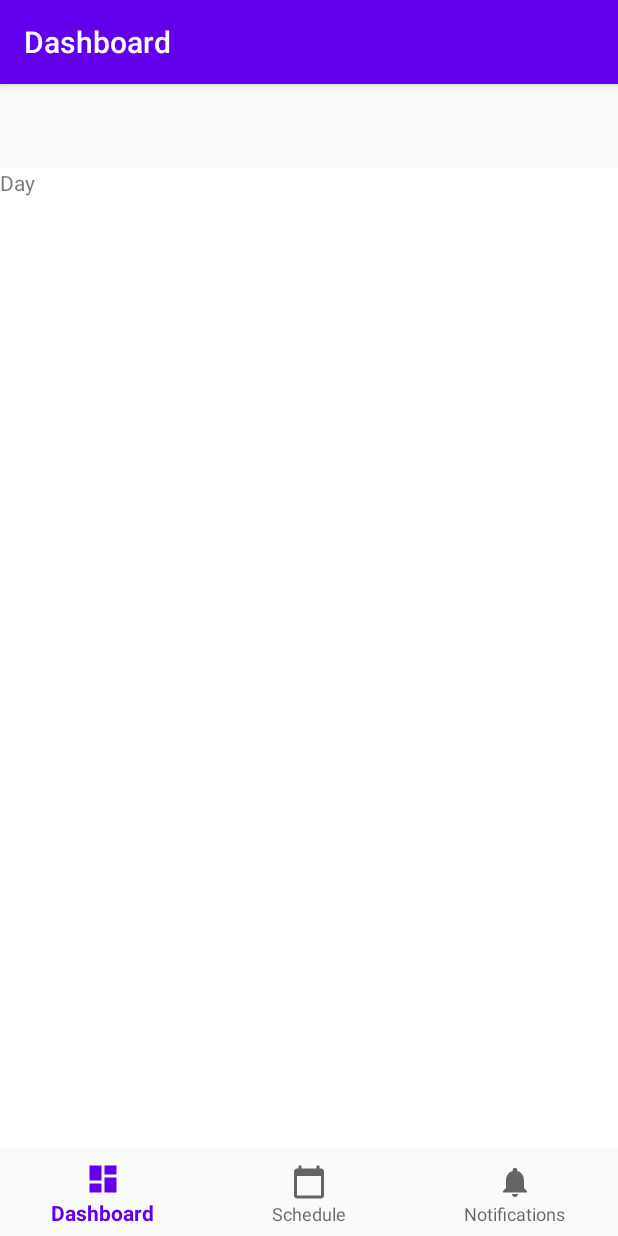
After one commit to rhyzue/Motion, an Android app: the fragment DayFragment placed in its activity, on a phone screen of 412 x 824 dp. The commit adds this screen. Run offline under Robolectric (Android 15) with nearby library versions, the phone set to English and light mode, and no system bars; our stand-ins replace navigation-ui.

Commit message:
add fragments for day and week views

```diff
--- /dev/null
+++ b/app/src/main/java/com/rhyzue/motion/ui/schedule/day/DayFragment.kt
@@ -0,0 +1,34 @@
+package com.rhyzue.motion.ui.schedule.day
+
+import androidx.lifecycle.ViewModelProviders
+import android.os.Bundle
+import androidx.fragment.app.Fragment
+import android.view.LayoutInflater
+import android.view.View
+import android.view.ViewGroup
+import androidx.lifecycle.ViewModelProvider
+
+import com.rhyzue.motion.R
+
+class DayFragment : Fragment() {
+
+    companion object {
+        fun newInstance() = DayFragment()
+    }
+
+    private lateinit var viewModel: DayViewModel
+
+    override fun onCreateView(
+        inflater: LayoutInflater, container: ViewGroup?,
+        savedInstanceState: Bundle?
+    ): View? {
+        return inflater.inflate(R.layout.day_fragment, container, false)
+    }
+
+    override fun onActivityCreated(savedInstanceState: Bundle?) {
+        super.onActivityCreated(savedInstanceState)
+        viewModel = ViewModelProvider(this).get(DayViewModel::class.java)
+        // TODO: Use the ViewModel
+    }
+
+}
--- /dev/null
+++ b/app/src/main/java/com/rhyzue/motion/ui/schedule/day/DayViewModel.kt
@@ -0,0 +1,7 @@
+package com.rhyzue.motion.ui.schedule.day
+
+import androidx.lifecycle.ViewModel
+
+class DayViewModel : ViewModel() {
+    // TODO: Implement the ViewModel
+}
--- /dev/null
+++ b/app/src/main/res/layout/day_fragment.xml
@@ -0,0 +1,14 @@
+<?xml version="1.0" encoding="utf-8"?>
+<FrameLayout xmlns:android="http://schemas.android.com/apk/res/android"
+    xmlns:tools="http://schemas.android.com/tools"
+    android:layout_width="match_parent"
+    android:layout_height="match_parent"
+    tools:context=".ui.schedule.day.DayFragment"
+    android:background="#FFFFFF">
+
+    <TextView
+        android:layout_width="match_parent"
+        android:layout_height="match_parent"
+        android:text="Day" />
+
+</FrameLayout>
--- a/app/src/main/res/layout/fragment_schedule.xml
+++ b/app/src/main/res/layout/fragment_schedule.xml
@@ -62,7 +62,7 @@
         app:layout_constraintBottom_toBottomOf="parent"
         app:layout_constraintEnd_toEndOf="parent"
         app:layout_constraintStart_toStartOf="parent"
-        app:layout_constraintTop_toBottomOf="@+id/scheduleWidgetContainer"></FrameLayout>
+        app:layout_constraintTop_toBottomOf="@+id/scheduleWidgetContainer" />
 
 
 </androidx.constraintlayout.widget.ConstraintLayout>
```
Also changed, not shown: app/src/main/java/com/rhyzue/motion/ui/schedule/ScheduleFragment.kt (+10 -7 lines), app/src/main/java/com/rhyzue/motion/ui/schedule/week/WeekFragment.kt (added, +34 -0 lines), app/src/main/java/com/rhyzue/motion/ui/schedule/week/WeekViewModel.kt (added, +7 -0 lines), app/src/main/res/layout/week_fragment.xml (added, +14 -0 lines).
